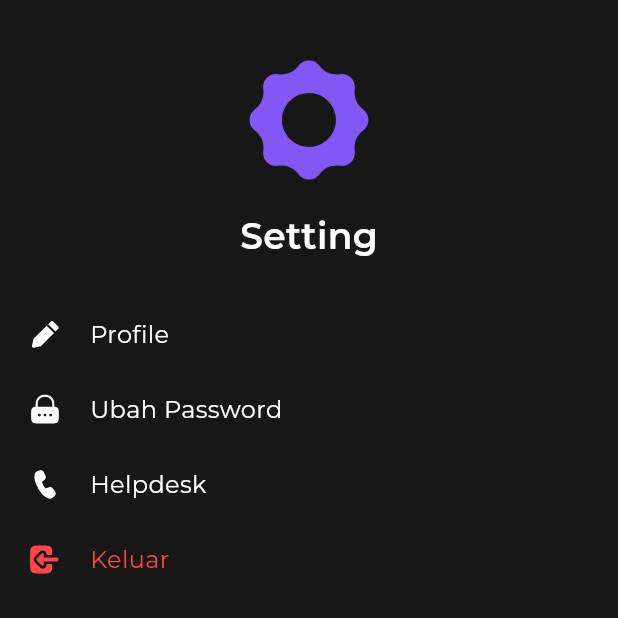
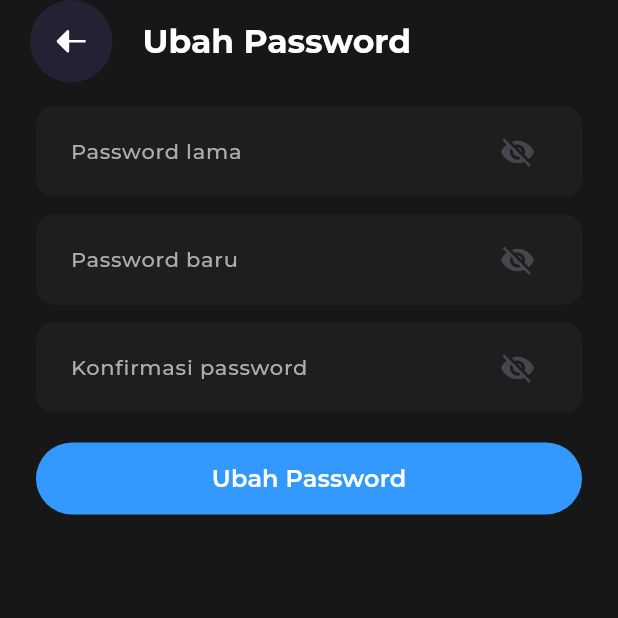
Before and after one commit to Alividi/finals-fe, a Flutter app: the SettingPage screen opened directly, after a tap on "Ubah Password", on a phone screen of 412 x 824 dp, the top half of it. Run offline on Flutter 3.47's test engine with Material 3 defaults, Android fonts, the light colour scheme and no system bars; our stand-ins replace dartz, dio, fl_chart, flutter_dotenv, flutter_hooks, flutter_riverpod and 13 more; accounts and stored records are empty; generated files the repository leaves out were written again.

Commit message:
Change password page

```diff
--- /dev/null
+++ b/lib/features/change_pw/pages/change_password_page.dart
@@ -0,0 +1,63 @@
+import 'package:finals_fe/helpers/widgets/appbar/custom_app_bar.dart';
+import 'package:finals_fe/helpers/widgets/buttons/buttons.dart';
+import 'package:finals_fe/helpers/widgets/textfield/custom_textfield.dart';
+import 'package:finals_fe/utils/app_color.dart';
+import 'package:flutter/material.dart';
+import 'package:flutter_hooks/flutter_hooks.dart';
+import 'package:gap/gap.dart';
+import 'package:go_router/go_router.dart';
+import 'package:hooks_riverpod/hooks_riverpod.dart';
+
+class ChangePasswordPage extends HookConsumerWidget {
+  const ChangePasswordPage({super.key});
+  @override
+  Widget build(BuildContext context, WidgetRef ref) {
+    final password = useTextEditingController();
+    return Scaffold(
+      appBar: CustomAppBar(
+        onBack: () {
+          context.pop();
+        },
+        title: 'Ubah Password',
+      ),
+      body: Padding(
+        padding: const EdgeInsets.symmetric(horizontal: 24),
+        child: SingleChildScrollView(
+          child: Column(
+            children: [
+              const Gap(16),
+              CustomTextField(
+                isBorder: false,
+                filled: const Color(0xFF1E1E1E),
+                controller: password,
+                obscureText: true,
+                label: 'Password lama',
+                labelColor: AppColor.lightGrey,
+              ),
+              const Gap(12),
+              CustomTextField(
+                isBorder: false,
+                filled: const Color(0xFF1E1E1E),
+                controller: password,
+                obscureText: true,
+                label: 'Password baru',
+                labelColor: AppColor.lightGrey,
+              ),
+              const Gap(12),
+              CustomTextField(
+                isBorder: false,
+                filled: const Color(0xFF1E1E1E),
+                controller: password,
+                obscureText: true,
+                label: 'Konfirmasi password',
+                labelColor: AppColor.lightGrey,
+              ),
+              const Gap(20),
+              Button.filled(onPressed: () {}, label: 'Ubah Password'),
+            ],
+          ),
+        ),
+      ),
+    );
+  }
+}
--- a/lib/features/setting/pages/setting_page.dart
+++ b/lib/features/setting/pages/setting_page.dart
@@ -1,8 +1,10 @@
 import 'package:finals_fe/helpers/widgets/dialogs/confirmation_dialog.dart';
+import 'package:finals_fe/routers/router_name.dart';
 import 'package:finals_fe/utils/app_color.dart';
 import 'package:flutter/material.dart';
 import 'package:flutter_svg/flutter_svg.dart';
 import 'package:gap/gap.dart';
+import 'package:go_router/go_router.dart';
 import 'package:google_fonts/google_fonts.dart';
 import 'package:hooks_riverpod/hooks_riverpod.dart';
 
@@ -44,7 +46,9 @@ class SettingPage extends ConsumerWidget {
             SettingTile(
               title: 'Ubah Password',
               icon: Assets.icons.changePassword.path,
-              onTap: () {},
+              onTap: () {
+                context.pushNamed(RouteName.changePassword);
+              },
             ),
             SettingTile(
               title: 'Helpdesk',
--- a/lib/routers/router_name.dart
+++ b/lib/routers/router_name.dart
@@ -4,6 +4,7 @@ class RouteName {
   static const String splashscreen = '/splashscreen';
   static const String login = '/login';
   static const String forgotPassword = '/forgot-password';
+  static const String changePassword = '/change-password';
   static const String register = '/register';
   static const String serviceDetail = '/service-detail';
   static const String serviceMap = '/service-map';
--- a/lib/routers/routers.dart
+++ b/lib/routers/routers.dart
@@ -1,6 +1,7 @@
 import 'package:finals_fe/admin/ba/pages/ba_page.dart';
 import 'package:finals_fe/admin/main/pages/admin_main_page.dart';
 import 'package:finals_fe/admin/ticket/pages/admin_ticket_detail_page.dart';
+import 'package:finals_fe/features/change_pw/pages/change_password_page.dart';
 import 'package:finals_fe/features/notification/page/notification_page.dart';
 import 'package:finals_fe/features/order/pages/order_detail_page.dart';
 import 'package:finals_fe/features/product/pages/product_detail_page.dart';
@@ -57,6 +58,11 @@ Raw<GoRouter> router(RouterRef ref) {
         path: '/forgot-password',
         name: RouteName.forgotPassword,
         builder: (context, state) => const ForgotPasswordPage(),
+      ),
+      GoRoute(
+        path: '/change-password',
+        name: RouteName.changePassword,
+        builder: (context, state) => const ChangePasswordPage(),
       ),
       GoRoute(
         path: '/register',
```
